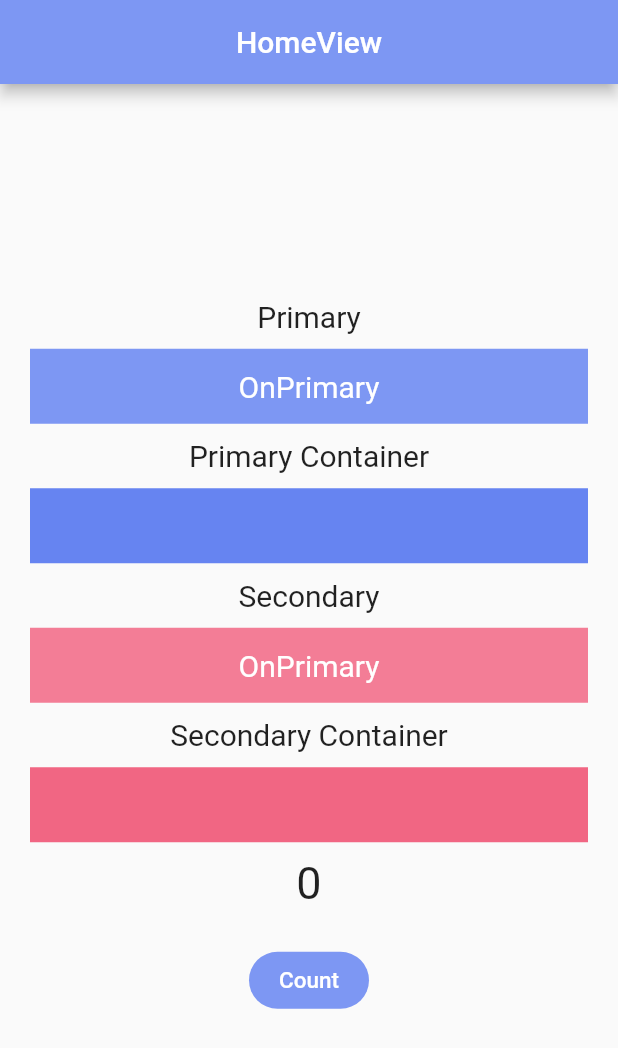
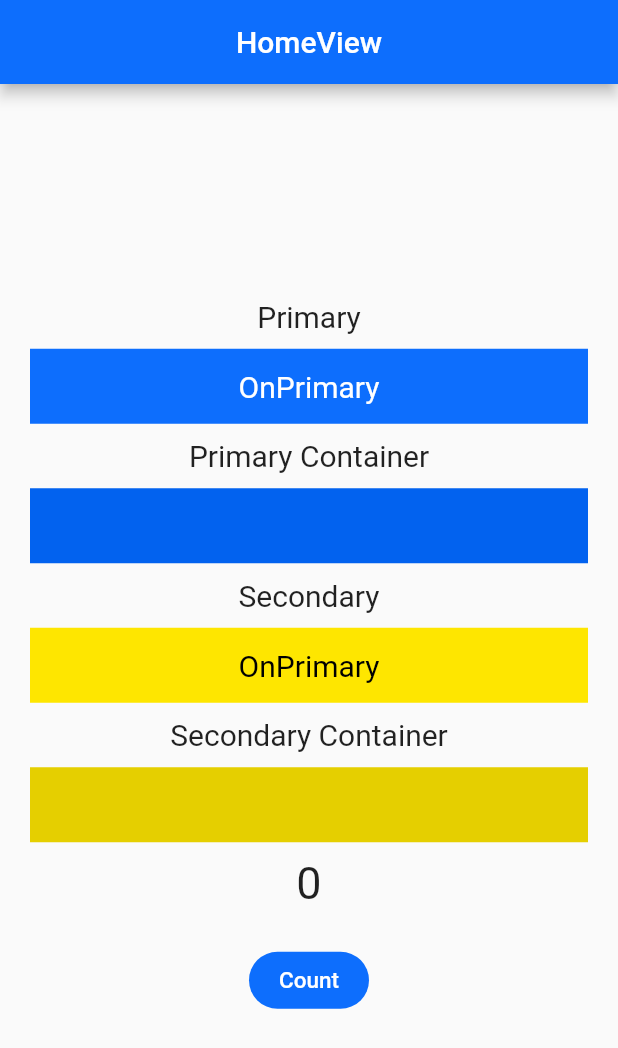
Before and after one commit to AgusDharmaUDEL93/sigagak_flutter_app, a Flutter app: the screen it shows after launch, on a phone screen of 412 x 824 dp. Shown: the top 1048 px of the screen. Run offline on Flutter 3.47's test engine with Material 2 defaults, Android fonts, the phone set to English and light mode, and no system bars; our stand-ins replace get.

Commit message:
adding new color pallete

```diff
--- a/lib/resources/color.dart
+++ b/lib/resources/color.dart
@@ -3,19 +3,19 @@ import 'package:flutter/material.dart';
 const color = ColorScheme(
   brightness: Brightness.light,
 
-  background: Color(0xFFFEFEFE),
+  background: Color(0xFFFFFFFF),
   onBackground: Color(0xFF1E293B),
   //tertiary
-  primary: Color(0xFF7d97f3),
+  primary: Color(0xFF0d6efd),
   onPrimary: Color(0xFFFFFFFF),
-  primaryContainer: Color(0xFF6684f1),
+  primaryContainer: Color(0xFF0262ef),
   //secondary
-  secondary: Color(0xFFf37d96),
-  onSecondary: Color(0xFFFFFFFF),
-  secondaryContainer: Color(0xFFf16683),
+  secondary: Color(0xFFFEE600),
+  onSecondary: Color(0xFF000000),
+  secondaryContainer: Color(0xFFe5cf00),
   //surface
   surface: Color(0xFFFFFFFF),
-  onSurface: Color(0xFF334155),
+  onSurface: Color(0xFF125DB1),
   //error
   error: Color(0xFFE64848),
   onError: Color(0xFFffffff),
```
